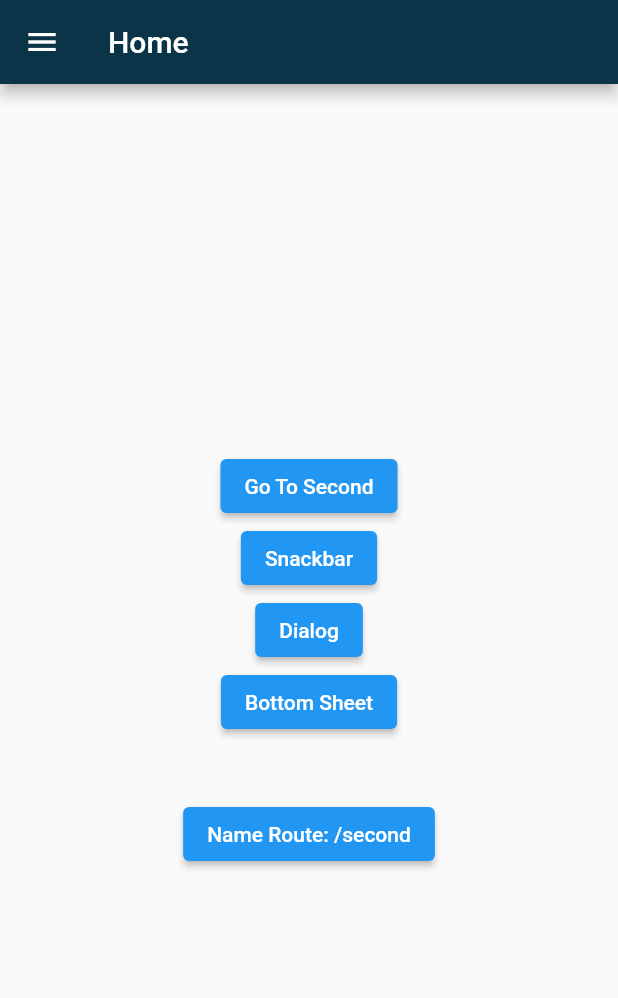
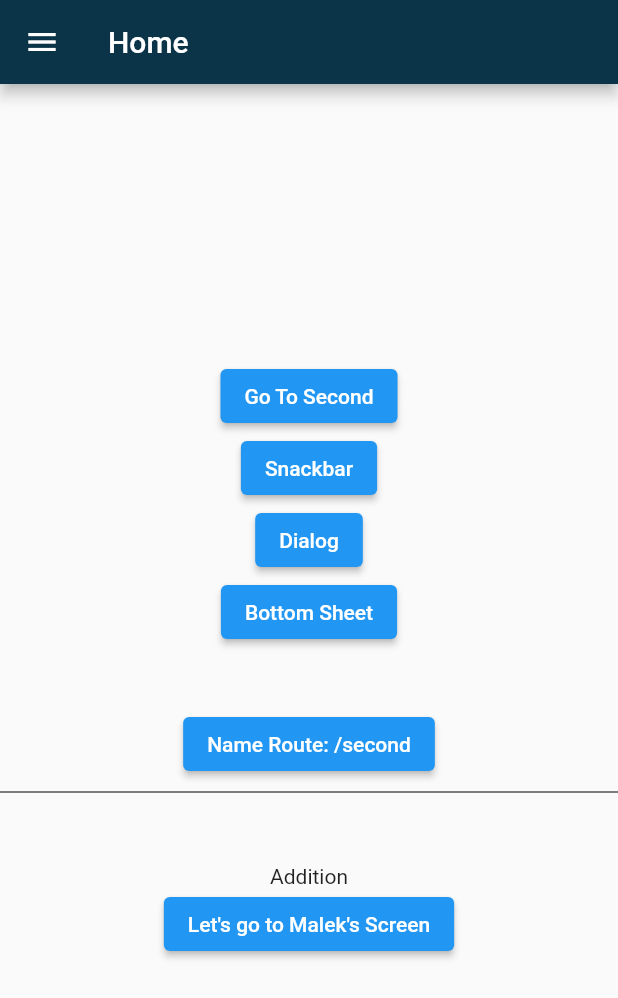
Before and after one commit to Andybabic/Elsab-Flutter-Learn-Project, a Flutter app: the screen it shows after launch, on a phone screen of 412 x 824 dp. Shown: the top 998 px of the screen. Run offline on Flutter 3.47's test engine with Material 2 defaults, Android fonts, the phone set to English and light mode, and no system bars; our stand-ins replace get.

Commit message:
Malek - Button + Screen
This commit (and Branch) is supposed to demonstrate my new acquired skills in Flutter. A Button leads to my Screen, where other Widgets are shown. Enjoy

```diff
--- a/lib/screens/home.dart
+++ b/lib/screens/home.dart
@@ -2,12 +2,19 @@ import 'package:flutter/material.dart';
 import 'package:get/get.dart';
 import 'package:elsab/screens/second.dart';
 import 'package:elsab/components/navBar.dart';
+
+import 'malek.dart';
 
 class Home extends StatelessWidget {
   goToNext() {
     //Navigator.push(context, MaterialPageRoute(builder: (context)=>Second()));
     //navigator.push(MaterialPageRoute(builder: (context) => Second()));
     Get.to(Second());
+  }
+
+  // Go to Malek-Screen
+  goToMalek(){
+    Get.to(Malek());
   }
 
   _showSnackBar() {
@@ -84,7 +91,18 @@ class Home extends StatelessWidget {
               onPressed: () {
                 Get.toNamed("/second");
               },
-            )
+            ),
+            Divider(
+              color: Colors.black,
+            ),
+            SizedBox(
+              height: 40,
+            ),
+            Text("Addition"),
+            ElevatedButton(
+                onPressed: goToMalek,
+                child: Text("Let's go to Malek's Screen"),
+            ),
           ],
         ),
       ),
--- a/pubspec.yaml
+++ b/pubspec.yaml
@@ -52,6 +52,8 @@ flutter:
   #   - images/a_dot_ham.jpeg
   assets:
     - assets/images/cover.jpg
+    - assets/images/malek_profile.jpg
+    - assets/images/malek_face/
 
   # An image asset can refer to one or more resolution-specific "variants", see
   # https://flutter.dev/assets-and-images/#resolution-aware.
```
Also changed, not shown: lib/screens/malek.dart (added, +64 -0 lines), assets/images/malek_face/kinn.jpg (added), assets/images/malek_face/left-eye.jpg (added), assets/images/malek_face/mouth-nose.jpg (added), assets/images/malek_face/right-eye.jpg (added), assets/images/malek_profile.jpg (added), pubspec.lock.
